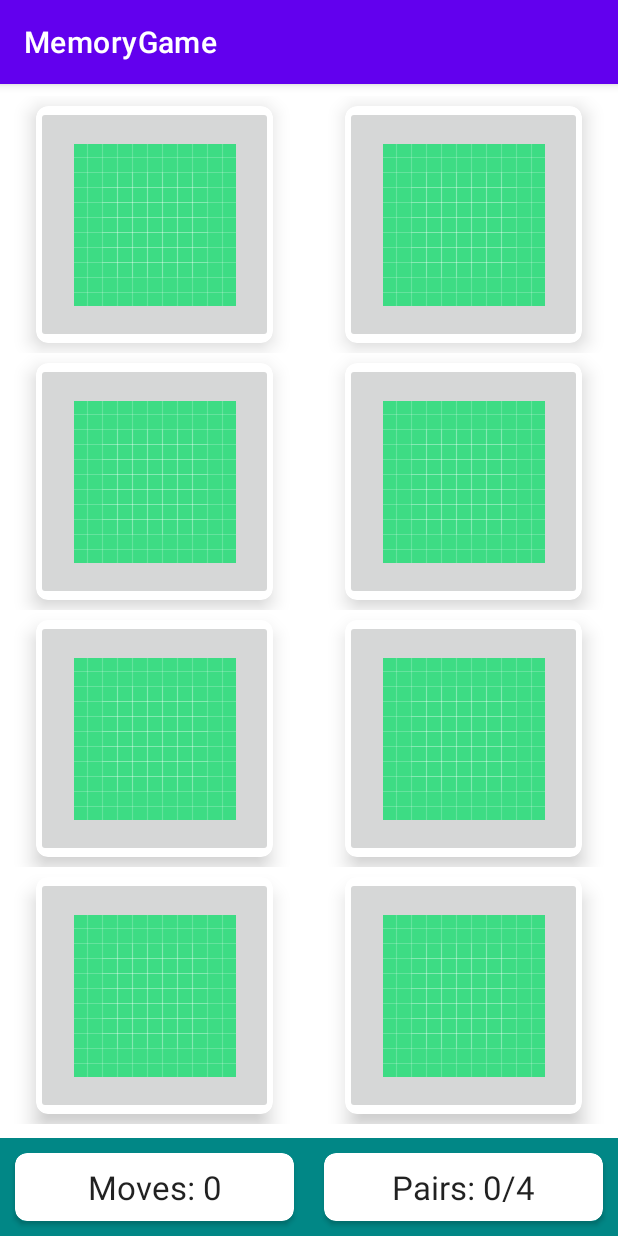
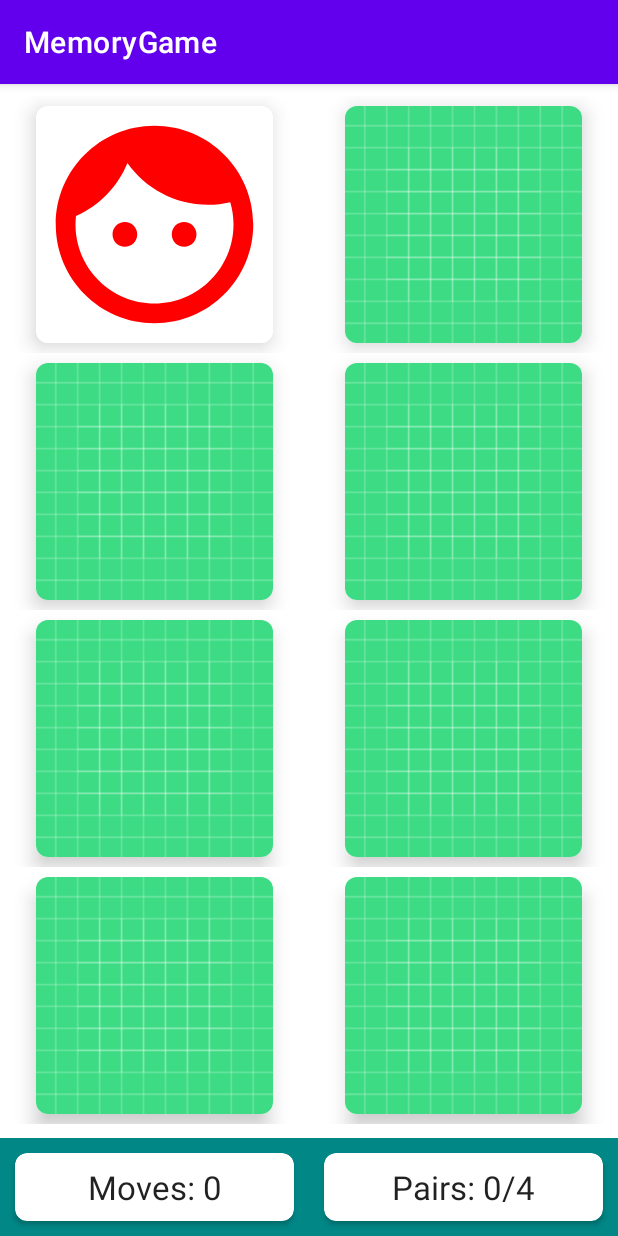
Before and after one commit to jcalopes/memoryGame, an Android app: the screen it shows after launch (MainActivity), after a tap on an icon or button, on a phone screen of 412 x 824 dp. Run offline under Robolectric (Android 15) with nearby library versions, the phone set to English and light mode, and no system bars.

```diff
--- /dev/null
+++ b/app/src/main/java/models/MemoryCard.kt
@@ -0,0 +1,6 @@
+package models
+
+data class MemoryCard(
+    val identifier:Int,
+    var isFaceUp:Boolean=false,
+    var isMatched:Boolean=false)
--- a/app/src/main/java/pt/ipp/estg/memorygame/MainActivity.kt
+++ b/app/src/main/java/pt/ipp/estg/memorygame/MainActivity.kt
@@ -6,11 +6,19 @@ import android.widget.TextView
 import androidx.recyclerview.widget.GridLayoutManager
 import androidx.recyclerview.widget.RecyclerView
 import models.BoardSize
+import models.MemoryCard
+import utils.DEFAULT_ICONS
 
 class MainActivity : AppCompatActivity() {
+    companion object{
+        private const val TAG="MainActivity"
+    }
+
     private lateinit var rvBoard:RecyclerView
     private lateinit var tvNumMoves:TextView
     private lateinit var tvNumPairs:TextView
+    private lateinit var adapter:MemoryBoardAdapter
+    private lateinit var memoryGame: MemoryGame
 
     private var boardSize:BoardSize=BoardSize.EASY
 
@@ -22,11 +30,30 @@ class MainActivity : AppCompatActivity() {
         tvNumMoves=findViewById(R.id.txtNumMoves)
         tvNumPairs=findViewById(R.id.txtNumPairs)
 
+        val chosenImages=DEFAULT_ICONS.shuffled().take(boardSize.getNumPairs())
+        val randomizedImages=(chosenImages+chosenImages).shuffled()
+
+        val memoryCards = randomizedImages.map{
+            MemoryCard(it)
+        }
+
+        memoryGame=MemoryGame(boardSize)
         //RecyclerViews has two main componentes:LayoutManager and adapter
         //LayoutManager measures and positions items views and adapter provide a binding for the data set
         //to the views of the RecyclerView
-        rvBoard.adapter=MemoryBoardAdapter(this,boardSize)
+         adapter = MemoryBoardAdapter(this,boardSize,memoryGame.cards, object : MemoryBoardAdapter.CardClickListener {
+            override fun onCardClicked(position: Int) {
+                updateGameWithFlip(position)
+            }
+        })
+
+        rvBoard.adapter=adapter
         rvBoard.setHasFixedSize(true)
         rvBoard.layoutManager=GridLayoutManager(this,boardSize.getWidth())
     }
+
+    private fun updateGameWithFlip(position: Int) {
+        memoryGame.flipCard(position)
+        adapter.notifyDataSetChanged()
+    }
 }
--- a/app/src/main/java/pt/ipp/estg/memorygame/MemoryBoardAdapter.kt
+++ b/app/src/main/java/pt/ipp/estg/memorygame/MemoryBoardAdapter.kt
@@ -1,20 +1,33 @@
 package pt.ipp.estg.memorygame
 
 import android.content.Context
+import android.util.Log
 import android.view.LayoutInflater
 import android.view.View
 import android.view.ViewGroup
 import android.widget.ImageButton
 import androidx.cardview.widget.CardView
+import androidx.core.content.ContextCompat
 import kotlin.math.min
 import androidx.recyclerview.widget.RecyclerView
 import models.BoardSize
+import models.MemoryCard
+import kotlin.math.log
 
-class MemoryBoardAdapter(private val context: Context, private val boardSize: BoardSize) :
+class MemoryBoardAdapter(
+    private val context: Context,
+    private val boardSize: BoardSize,
+    private val cards: List<MemoryCard>,
+    private val cardClickListener: CardClickListener
+) :
     RecyclerView.Adapter<MemoryBoardAdapter.ViewHolder>() {
 
     companion object{
         private const val MARGIN_SIZE = 10
+    }
+
+    interface CardClickListener{
+        fun onCardClicked(position:Int)
     }
 
     //Responsible for create one view of our recycler view
@@ -41,8 +54,13 @@ class MemoryBoardAdapter(private val context: Context, private val boardSize: Bo
         private val imageButton=itemView.findViewById<ImageButton>(R.id.imageButton)
 
         fun bind(position:Int){
-            imageButton.setOnClickListener{
+            val memoryCard=cards[position]
+            imageButton.setImageResource(if(cards[position].isFaceUp) cards[position].identifier else R.drawable.ic_launcher_background)
+            imageButton.alpha=if(memoryCard.isMatched) .4f else 1.0f
+         //   if(memoryCard.isMatched) ContextCompat.getColorStateList(context,R.color.color_gray) else null
 
+            imageButton.setOnClickListener(){
+                cardClickListener.onCardClicked(position)
             }
         }
     }
--- /dev/null
+++ b/app/src/main/java/pt/ipp/estg/memorygame/MemoryGame.kt
@@ -0,0 +1,55 @@
+package pt.ipp.estg.memorygame
+
+import android.util.Log
+import models.BoardSize
+import models.MemoryCard
+import utils.DEFAULT_ICONS
+
+class MemoryGame (private val boardSize: BoardSize){
+    val cards:List<MemoryCard>
+    var numPairsFound=0
+
+    private var indexOfSingleSelectorCard:Int?=null
+
+    init{
+        val chosenImages= DEFAULT_ICONS.shuffled().take(boardSize.getNumPairs())
+        val randomizedImages=(chosenImages+chosenImages).shuffled()
+        cards = randomizedImages.map{ MemoryCard(it) }
+    }
+
+    //0 cards previously flipped over
+    //1 card previously flipped over
+    //2 cards previsously flipped
+    fun flipCard(position: Int):Boolean {
+        val card = cards[position]
+        var foundMatch=false
+        if(indexOfSingleSelectorCard==null){
+            restoreCards()
+            indexOfSingleSelectorCard=position
+        }
+        else{
+            foundMatch = checkForMatch(indexOfSingleSelectorCard!!,position)
+            indexOfSingleSelectorCard=null
+        }
+        card.isFaceUp=!card.isFaceUp
+        return foundMatch
+    }
+
+    private fun checkForMatch(position1: Int, position2: Int): Boolean {
+        if(cards[position1].identifier != cards[position2].identifier){
+            return false
+        }
+        cards[position1].isMatched=true
+        cards[position2].isMatched=true
+        numPairsFound++
+        return true
+    }
+
+    private fun restoreCards() {
+        for(card in cards){
+            if(!card.isMatched){
+                card.isFaceUp=false
+            }
+        }
+    }
+}
--- /dev/null
+++ b/app/src/main/java/utils/Constants.kt
@@ -0,0 +1,18 @@
+package utils
+
+import pt.ipp.estg.memorygame.R
+
+val DEFAULT_ICONS= listOf(
+    R.drawable.ic_face,
+    R.drawable.ic_flower,
+    R.drawable.ic_gift,
+    R.drawable.ic_heart,
+    R.drawable.ic_home,
+    R.drawable.ic_lightning,
+    R.drawable.ic_moon,
+    R.drawable.ic_school,
+    R.drawable.ic_plane,
+    R.drawable.ic_star,
+    R.drawable.ic_send,
+    R.drawable.ic_work
+)
--- /dev/null
+++ b/app/src/main/res/drawable/ic_face.xml
@@ -0,0 +1,5 @@
+<vector android:height="24dp" android:tint="#FF0000"
+    android:viewportHeight="24" android:viewportWidth="24"
+    android:width="24dp" xmlns:android="http://schemas.android.com/apk/res/android">
+    <path android:fillColor="@android:color/white" android:pathData="M9,11.75c-0.69,0 -1.25,0.56 -1.25,1.25s0.56,1.25 1.25,1.25 1.25,-0.56 1.25,-1.25 -0.56,-1.25 -1.25,-1.25zM15,11.75c-0.69,0 -1.25,0.56 -1.25,1.25s0.56,1.25 1.25,1.25 1.25,-0.56 1.25,-1.25 -0.56,-1.25 -1.25,-1.25zM12,2C6.48,2 2,6.48 2,12s4.48,10 10,10 10,-4.48 10,-10S17.52,2 12,2zM12,20c-4.41,0 -8,-3.59 -8,-8 0,-0.29 0.02,-0.58 0.05,-0.86 2.36,-1.05 4.23,-2.98 5.21,-5.37C11.07,8.33 14.05,10 17.42,10c0.78,0 1.53,-0.09 2.25,-0.26 0.21,0.71 0.33,1.47 0.33,2.26 0,4.41 -3.59,8 -8,8z"/>
+</vector>
--- /dev/null
+++ b/app/src/main/res/drawable/ic_flower.xml
@@ -0,0 +1,5 @@
+<vector android:height="24dp" android:tint="#4CFF00"
+    android:viewportHeight="24" android:viewportWidth="24"
+    android:width="24dp" xmlns:android="http://schemas.android.com/apk/res/android">
+    <path android:fillColor="@android:color/white" android:pathData="M12,22c4.97,0 9,-4.03 9,-9 -4.97,0 -9,4.03 -9,9zM5.6,10.25c0,1.38 1.12,2.5 2.5,2.5 0.53,0 1.01,-0.16 1.42,-0.44l-0.02,0.19c0,1.38 1.12,2.5 2.5,2.5s2.5,-1.12 2.5,-2.5l-0.02,-0.19c0.4,0.28 0.89,0.44 1.42,0.44 1.38,0 2.5,-1.12 2.5,-2.5 0,-1 -0.59,-1.85 -1.43,-2.25 0.84,-0.4 1.43,-1.25 1.43,-2.25 0,-1.38 -1.12,-2.5 -2.5,-2.5 -0.53,0 -1.01,0.16 -1.42,0.44l0.02,-0.19C14.5,2.12 13.38,1 12,1S9.5,2.12 9.5,3.5l0.02,0.19c-0.4,-0.28 -0.89,-0.44 -1.42,-0.44 -1.38,0 -2.5,1.12 -2.5,2.5 0,1 0.59,1.85 1.43,2.25 -0.84,0.4 -1.43,1.25 -1.43,2.25zM12,5.5c1.38,0 2.5,1.12 2.5,2.5s-1.12,2.5 -2.5,2.5S9.5,9.38 9.5,8s1.12,-2.5 2.5,-2.5zM3,13c0,4.97 4.03,9 9,9 0,-4.97 -4.03,-9 -9,-9z"/>
+</vector>
--- /dev/null
+++ b/app/src/main/res/drawable/ic_gift.xml
@@ -0,0 +1,5 @@
+<vector android:height="24dp" android:tint="#0066FF"
+    android:viewportHeight="24" android:viewportWidth="24"
+    android:width="24dp" xmlns:android="http://schemas.android.com/apk/res/android">
+    <path android:fillColor="@android:color/white" android:pathData="M20,6h-2.18c0.11,-0.31 0.18,-0.65 0.18,-1 0,-1.66 -1.34,-3 -3,-3 -1.05,0 -1.96,0.54 -2.5,1.35l-0.5,0.67 -0.5,-0.68C10.96,2.54 10.05,2 9,2 7.34,2 6,3.34 6,5c0,0.35 0.07,0.69 0.18,1L4,6c-1.11,0 -1.99,0.89 -1.99,2L2,19c0,1.11 0.89,2 2,2h16c1.11,0 2,-0.89 2,-2L22,8c0,-1.11 -0.89,-2 -2,-2zM15,4c0.55,0 1,0.45 1,1s-0.45,1 -1,1 -1,-0.45 -1,-1 0.45,-1 1,-1zM9,4c0.55,0 1,0.45 1,1s-0.45,1 -1,1 -1,-0.45 -1,-1 0.45,-1 1,-1zM20,19L4,19v-2h16v2zM20,14L4,14L4,8h5.08L7,10.83 8.62,12 11,8.76l1,-1.36 1,1.36L15.38,12 17,10.83 14.92,8L20,8v6z"/>
+</vector>
--- /dev/null
+++ b/app/src/main/res/drawable/ic_heart.xml
@@ -0,0 +1,5 @@
+<vector android:height="24dp" android:tint="#401A06"
+    android:viewportHeight="24" android:viewportWidth="24"
+    android:width="24dp" xmlns:android="http://schemas.android.com/apk/res/android">
+    <path android:fillColor="@android:color/white" android:pathData="M16.5,3c-0.96,0 -1.9,0.25 -2.73,0.69L12,9h3l-3,10l1,-9h-3l1.54,-5.39C10.47,3.61 9.01,3 7.5,3C4.42,3 2,5.42 2,8.5c0,4.13 4.16,7.18 10,12.5c5.47,-4.94 10,-8.26 10,-12.5C22,5.42 19.58,3 16.5,3z"/>
+</vector>
--- /dev/null
+++ b/app/src/main/res/drawable/ic_home.xml
@@ -0,0 +1,5 @@
+<vector android:height="24dp" android:tint="#093B04"
+    android:viewportHeight="24" android:viewportWidth="24"
+    android:width="24dp" xmlns:android="http://schemas.android.com/apk/res/android">
+    <path android:fillColor="@android:color/white" android:pathData="M10,20v-6h4v6h5v-8h3L12,3 2,12h3v8z"/>
+</vector>
--- /dev/null
+++ b/app/src/main/res/drawable/ic_lightning.xml
@@ -0,0 +1,5 @@
+<vector android:height="24dp" android:tint="#011A39"
+    android:viewportHeight="24" android:viewportWidth="24"
+    android:width="24dp" xmlns:android="http://schemas.android.com/apk/res/android">
+    <path android:fillColor="@android:color/white" android:pathData="M12,7c-2.76,0 -5,2.24 -5,5s2.24,5 5,5s5,-2.24 5,-5S14.76,7 12,7L12,7zM2,13l2,0c0.55,0 1,-0.45 1,-1s-0.45,-1 -1,-1l-2,0c-0.55,0 -1,0.45 -1,1S1.45,13 2,13zM20,13l2,0c0.55,0 1,-0.45 1,-1s-0.45,-1 -1,-1l-2,0c-0.55,0 -1,0.45 -1,1S19.45,13 20,13zM11,2v2c0,0.55 0.45,1 1,1s1,-0.45 1,-1V2c0,-0.55 -0.45,-1 -1,-1S11,1.45 11,2zM11,20v2c0,0.55 0.45,1 1,1s1,-0.45 1,-1v-2c0,-0.55 -0.45,-1 -1,-1C11.45,19 11,19.45 11,20zM5.99,4.58c-0.39,-0.39 -1.03,-0.39 -1.41,0c-0.39,0.39 -0.39,1.03 0,1.41l1.06,1.06c0.39,0.39 1.03,0.39 1.41,0s0.39,-1.03 0,-1.41L5.99,4.58zM18.36,16.95c-0.39,-0.39 -1.03,-0.39 -1.41,0c-0.39,0.39 -0.39,1.03 0,1.41l1.06,1.06c0.39,0.39 1.03,0.39 1.41,0c0.39,-0.39 0.39,-1.03 0,-1.41L18.36,16.95zM19.42,5.99c0.39,-0.39 0.39,-1.03 0,-1.41c-0.39,-0.39 -1.03,-0.39 -1.41,0l-1.06,1.06c-0.39,0.39 -0.39,1.03 0,1.41s1.03,0.39 1.41,0L19.42,5.99zM7.05,18.36c0.39,-0.39 0.39,-1.03 0,-1.41c-0.39,-0.39 -1.03,-0.39 -1.41,0l-1.06,1.06c-0.39,0.39 -0.39,1.03 0,1.41s1.03,0.39 1.41,0L7.05,18.36z"/>
+</vector>
--- /dev/null
+++ b/app/src/main/res/drawable/ic_moon.xml
@@ -0,0 +1,5 @@
+<vector android:height="24dp" android:tint="#FFF100"
+    android:viewportHeight="24" android:viewportWidth="24"
+    android:width="24dp" xmlns:android="http://schemas.android.com/apk/res/android">
+    <path android:fillColor="@android:color/white" android:pathData="M12.34,2.02C6.59,1.82 2,6.42 2,12c0,5.52 4.48,10 10,10c3.71,0 6.93,-2.02 8.66,-5.02C13.15,16.73 8.57,8.55 12.34,2.02z"/>
+</vector>
--- /dev/null
+++ b/app/src/main/res/drawable/ic_plane.xml
@@ -0,0 +1,5 @@
+<vector android:height="24dp" android:tint="#FF53F4"
+    android:viewportHeight="24" android:viewportWidth="24"
+    android:width="24dp" xmlns:android="http://schemas.android.com/apk/res/android">
+    <path android:fillColor="@android:color/white" android:pathData="M21,16v-2l-8,-5V3.5c0,-0.83 -0.67,-1.5 -1.5,-1.5S10,2.67 10,3.5V9l-8,5v2l8,-2.5V19l-2,1.5V22l3.5,-1 3.5,1v-1.5L13,19v-5.5l8,2.5z"/>
+</vector>
--- /dev/null
+++ b/app/src/main/res/drawable/ic_school.xml
@@ -0,0 +1,5 @@
+<vector android:height="24dp" android:tint="#53FFCE"
+    android:viewportHeight="24" android:viewportWidth="24"
+    android:width="24dp" xmlns:android="http://schemas.android.com/apk/res/android">
+    <path android:fillColor="@android:color/white" android:pathData="M5,13.18v4L12,21l7,-3.82v-4L12,17l-7,-3.82zM12,3L1,9l11,6 9,-4.91V17h2V9L12,3z"/>
+</vector>
--- /dev/null
+++ b/app/src/main/res/drawable/ic_send.xml
@@ -0,0 +1,5 @@
+<vector android:autoMirrored="true" android:height="24dp"
+    android:tint="#7000FF" android:viewportHeight="24"
+    android:viewportWidth="24" android:width="24dp" xmlns:android="http://schemas.android.com/apk/res/android">
+    <path android:fillColor="@android:color/white" android:pathData="M2.01,21L23,12 2.01,3 2,10l15,2 -15,2z"/>
+</vector>
--- /dev/null
+++ b/app/src/main/res/drawable/ic_star.xml
@@ -0,0 +1,5 @@
+<vector android:height="24dp" android:tint="#FD6935"
+    android:viewportHeight="24" android:viewportWidth="24"
+    android:width="24dp" xmlns:android="http://schemas.android.com/apk/res/android">
+    <path android:fillColor="@android:color/white" android:pathData="M12,17.27L18.18,21l-1.64,-7.03L22,9.24l-7.19,-0.61L12,2 9.19,8.63 2,9.24l5.46,4.73L5.82,21z"/>
+</vector>
--- /dev/null
+++ b/app/src/main/res/drawable/ic_work.xml
@@ -0,0 +1,5 @@
+<vector android:height="24dp" android:tint="#665E5A"
+    android:viewportHeight="24" android:viewportWidth="24"
+    android:width="24dp" xmlns:android="http://schemas.android.com/apk/res/android">
+    <path android:fillColor="@android:color/white" android:pathData="M20,6h-4L16,4c0,-1.11 -0.89,-2 -2,-2h-4c-1.11,0 -2,0.89 -2,2v2L4,6c-1.11,0 -1.99,0.89 -1.99,2L2,19c0,1.11 0.89,2 2,2h16c1.11,0 2,-0.89 2,-2L22,8c0,-1.11 -0.89,-2 -2,-2zM14,6h-4L10,4h4v2z"/>
+</vector>
--- a/app/src/main/res/layout/memory_card.xml
+++ b/app/src/main/res/layout/memory_card.xml
@@ -15,7 +15,9 @@
             android:id="@+id/imageButton"
             android:layout_width="match_parent"
             android:layout_height="match_parent"
-            android:src="@drawable/ic_launcher_background">
+            android:src="@drawable/ic_launcher_background"
+            android:scaleType="centerCrop"
+            android:background="@color/white">
 
         </androidx.appcompat.widget.AppCompatImageButton>
     </androidx.cardview.widget.CardView>
```
